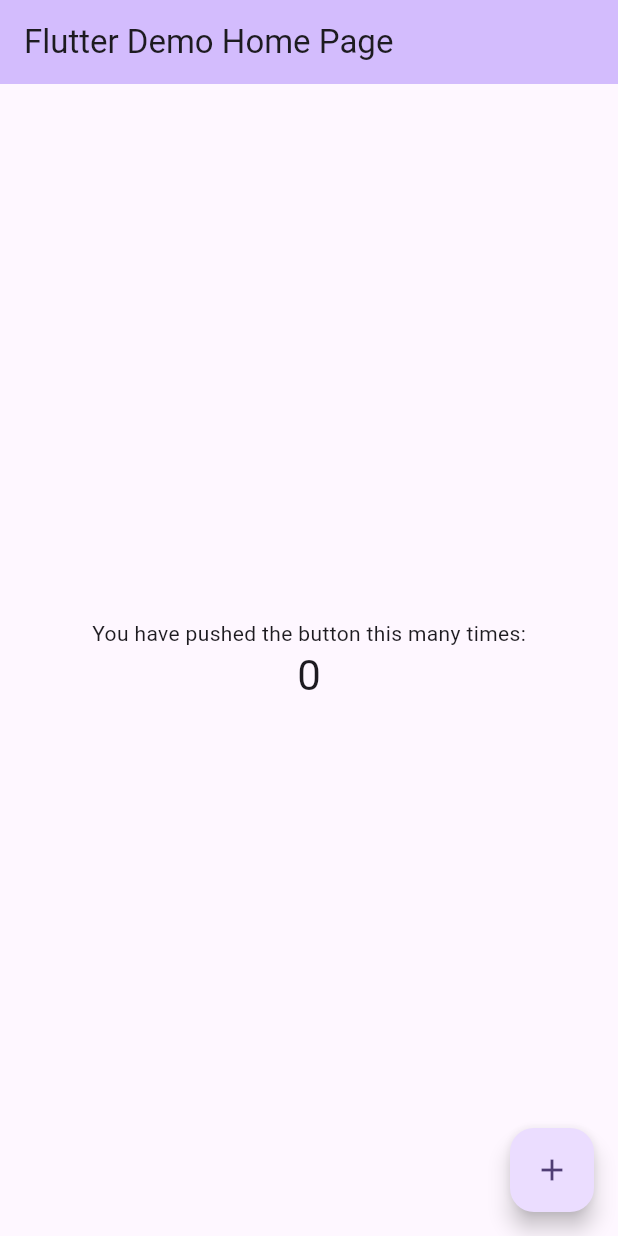
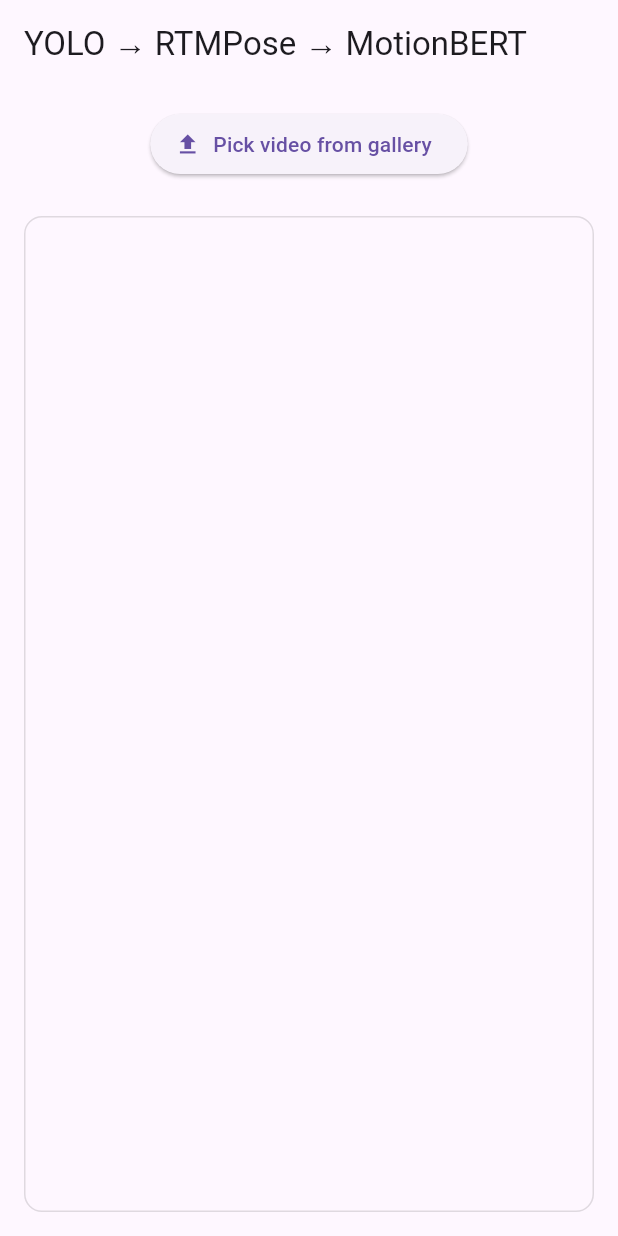
Before and after one commit to xxx-MIKE-xxx/pipeline_dev, a Flutter app: the screen it shows after launch, on a phone screen of 412 x 824 dp. Run offline on Flutter 3.47's test engine with Material 3 defaults, Android fonts, the phone set to English and light mode, and no system bars; our stand-ins replace image_picker, share_plus.

Commit message:
reorganized files

```diff
--- a/lib/main.dart
+++ b/lib/main.dart
@@ -1,122 +1,114 @@
+// lib/main.dart
+import 'dart:io';
 import 'package:flutter/material.dart';
+import 'package:image_picker/image_picker.dart';
+import 'package:path_provider/path_provider.dart';
+import 'package:share_plus/share_plus.dart';
 
-void main() {
-  runApp(const MyApp());
-}
+import 'run_rgb_to_motionbert3d.dart';
 
-class MyApp extends StatelessWidget {
-  const MyApp({super.key});
+void main() => runApp(const PoseApp());
 
-  // This widget is the root of your application.
+class PoseApp extends StatelessWidget {
+  const PoseApp({super.key});
   @override
   Widget build(BuildContext context) {
     return MaterialApp(
-      title: 'Flutter Demo',
-      theme: ThemeData(
-        // This is the theme of your application.
-        //
-        // TRY THIS: Try running your application with "flutter run". You'll see
-        // the application has a purple toolbar. Then, without quitting the app,
-        // try changing the seedColor in the colorScheme below to Colors.green
-        // and then invoke "hot reload" (save your changes or press the "hot
-        // reload" button in a Flutter-supported IDE, or press "r" if you used
-        // the command line to start the app).
-        //
-        // Notice that the counter didn't reset back to zero; the application
-        // state is not lost during the reload. To reset the state, use hot
-        // restart instead.
-        //
-        // This works for code too, not just values: Most code changes can be
-        // tested with just a hot reload.
-        colorScheme: ColorScheme.fromSeed(seedColor: Colors.deepPurple),
-      ),
-      home: const MyHomePage(title: 'Flutter Demo Home Page'),
+      title: 'Pose Estimation',
+      theme: ThemeData(useMaterial3: true),
+      home: const PoseHome(),
     );
   }
 }
 
-class MyHomePage extends StatefulWidget {
-  const MyHomePage({super.key, required this.title});
-
-  // This widget is the home page of your application. It is stateful, meaning
-  // that it has a State object (defined below) that contains fields that affect
-  // how it looks.
-
-  // This class is the configuration for the state. It holds the values (in this
-  // case the title) provided by the parent (in this case the App widget) and
-  // used by the build method of the State. Fields in a Widget subclass are
-  // always marked "final".
-
-  final String title;
-
+class PoseHome extends StatefulWidget {
+  const PoseHome({super.key});
   @override
-  State<MyHomePage> createState() => _MyHomePageState();
+  State<PoseHome> createState() => _PoseHomeState();
 }
 
-class _MyHomePageState extends State<MyHomePage> {
-  int _counter = 0;
+class _PoseHomeState extends State<PoseHome> {
+  String? _lastRunDir;
+  bool _busy = false;
+  String _log = '';
 
-  void _incrementCounter() {
-    setState(() {
-      // This call to setState tells the Flutter framework that something has
-      // changed in this State, which causes it to rerun the build method below
-      // so that the display can reflect the updated values. If we changed
-      // _counter without calling setState(), then the build method would not be
-      // called again, and so nothing would appear to happen.
-      _counter++;
-    });
+  final _cfg = PoseRunnerConfig();
+
+  Future<void> _pickAndRun() async {
+    final picker = ImagePicker();
+    final x = await picker.pickVideo(source: ImageSource.gallery);
+    if (x == null) return;
+
+    setState(() { _busy = true; _log = 'Processing…'; });
+    try {
+      final runner = PoseRunner(_cfg);
+      final outDir = await runner.runOnVideo(File(x.path));
+      setState(() {
+        _lastRunDir = outDir;
+        _log = 'Done.\nSaved:\n$outDir';
+      });
+    } catch (e, st) {
+      setState(() { _log = 'Error: $e'; });
+    } finally {
+      setState(() { _busy = false; });
+    }
+  }
+
+  Future<void> _shareResults() async {
+    if (_lastRunDir == null) return;
+    final dir = Directory(_lastRunDir!);
+    final files = await dir.list().toList();
+    final targets = <XFile>[];
+    for (final f in files) {
+      if (f is File && (f.path.endsWith('.json') || f.path.endsWith('.mp4'))) {
+        targets.add(XFile(f.path));
+      }
+    }
+    if (targets.isEmpty) return;
+    await Share.shareXFiles(targets, subject: 'Pose estimation results');
   }
 
   @override
   Widget build(BuildContext context) {
-    // This method is rerun every time setState is called, for instance as done
-    // by the _incrementCounter method above.
-    //
-    // The Flutter framework has been optimized to make rerunning build methods
-    // fast, so that you can just rebuild anything that needs updating rather
-    // than having to individually change instances of widgets.
     return Scaffold(
-      appBar: AppBar(
-        // TRY THIS: Try changing the color here to a specific color (to
-        // Colors.amber, perhaps?) and trigger a hot reload to see the AppBar
-        // change color while the other colors stay the same.
-        backgroundColor: Theme.of(context).colorScheme.inversePrimary,
-        // Here we take the value from the MyHomePage object that was created by
-        // the App.build method, and use it to set our appbar title.
-        title: Text(widget.title),
-      ),
-      body: Center(
-        // Center is a layout widget. It takes a single child and positions it
-        // in the middle of the parent.
+      appBar: AppBar(title: const Text('YOLO → RTMPose → MotionBERT')),
+      body: Padding(
+        padding: const EdgeInsets.all(16),
         child: Column(
-          // Column is also a layout widget. It takes a list of children and
-          // arranges them vertically. By default, it sizes itself to fit its
-          // children horizontally, and tries to be as tall as its parent.
-          //
-          // Column has various properties to control how it sizes itself and
-          // how it positions its children. Here we use mainAxisAlignment to
-          // center the children vertically; the main axis here is the vertical
-          // axis because Columns are vertical (the cross axis would be
-          // horizontal).
-          //
-          // TRY THIS: Invoke "debug painting" (choose the "Toggle Debug Paint"
-          // action in the IDE, or press "p" in the console), to see the
-          // wireframe for each widget.
-          mainAxisAlignment: MainAxisAlignment.center,
-          children: <Widget>[
-            const Text('You have pushed the button this many times:'),
-            Text(
-              '$_counter',
-              style: Theme.of(context).textTheme.headlineMedium,
+          children: [
+            ElevatedButton.icon(
+              onPressed: _busy ? null : _pickAndRun,
+              icon: const Icon(Icons.upload),
+              label: const Text('Pick video from gallery'),
+            ),
+            const SizedBox(height: 12),
+            if (_lastRunDir != null)
+              Row(
+                children: [
+                  Expanded(child: Text('Output: $_lastRunDir')),
+                  const SizedBox(width: 8),
+                  ElevatedButton.icon(
+                    onPressed: _busy ? null : _shareResults,
+                    icon: const Icon(Icons.ios_share),
+                    label: const Text('Share results'),
+                  ),
+                ],
+              ),
+            const SizedBox(height: 12),
+            Expanded(
+              child: Container(
+                width: double.infinity,
+                padding: const EdgeInsets.all(12),
+                decoration: BoxDecoration(
+                  border: Border.all(color: Colors.black12),
+                  borderRadius: BorderRadius.circular(12),
+                ),
+                child: SingleChildScrollView(child: Text(_log)),
+              ),
             ),
           ],
         ),
       ),
-      floatingActionButton: FloatingActionButton(
-        onPressed: _incrementCounter,
-        tooltip: 'Increment',
-        child: const Icon(Icons.add),
-      ), // This trailing comma makes auto-formatting nicer for build methods.
     );
   }
 }
```
